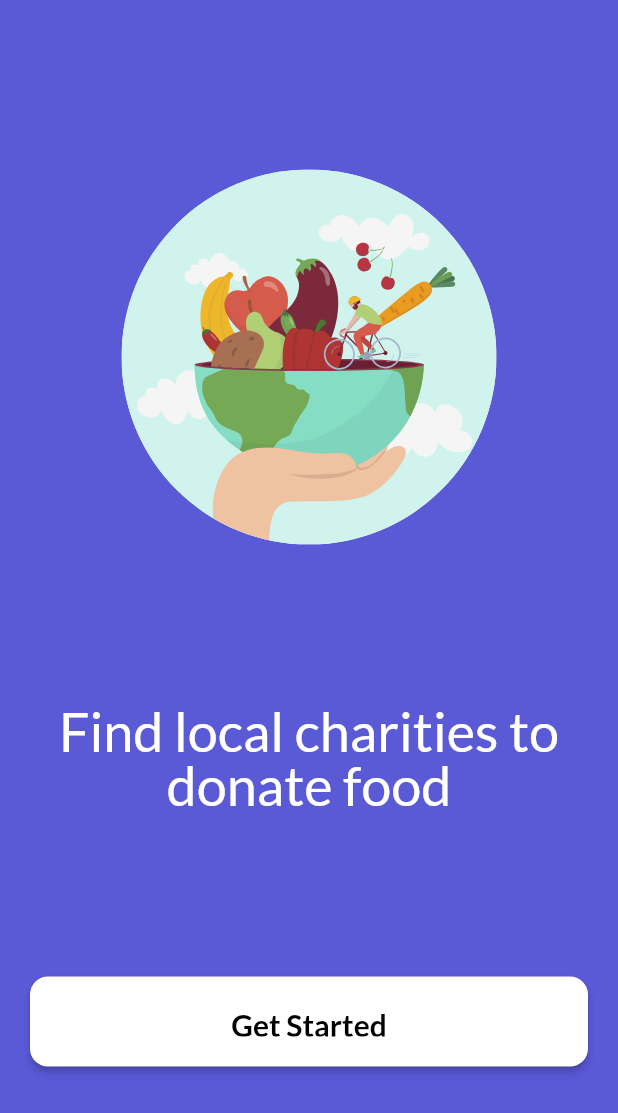
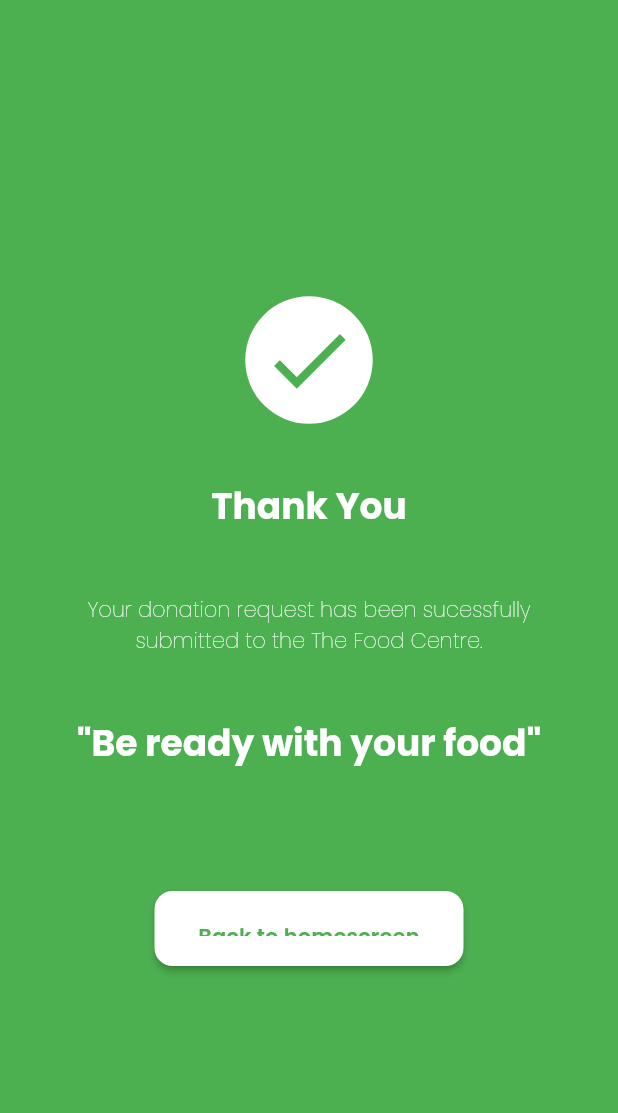
Before and after one commit to ShishirRijal/Zero-Waste-Kitchen-Flutter, a Flutter app: the screen it shows after launch, on a phone screen of 412 x 824 dp. Shown: the top 1113 px of the screen. Run offline on Flutter 3.47's test engine with Material 2 defaults, Android fonts, the phone set to English and light mode, and no system bars; our stand-ins replace flutter_svg, google_fonts.

Commit message:
donation request sucess page

```diff
--- a/frontend/lib/main.dart
+++ b/frontend/lib/main.dart
@@ -1,5 +1,6 @@
 import 'package:flutter/material.dart';
 import 'package:zero_waste_kitchen/screens/screens.dart';
+import 'package:zero_waste_kitchen/screens/sucess_donation_request.dart';
 import 'package:zero_waste_kitchen/utils/utils.dart';
 
 void main() {
@@ -13,7 +14,7 @@ class MyApp extends StatelessWidget {
   Widget build(BuildContext context) {
     return MaterialApp(
       theme: theme,
-      home: const LandingScreen(),
+      home: const SucessDonationRequest(),
     );
   }
 }
--- /dev/null
+++ b/frontend/lib/screens/sucess_donation_request.dart
@@ -0,0 +1,90 @@
+import 'package:flutter/material.dart';
+import 'package:zero_waste_kitchen/utils/constants.dart';
+
+import 'screens.dart';
+
+class SucessDonationRequest extends StatelessWidget {
+  const SucessDonationRequest({super.key});
+
+  @override
+  Widget build(BuildContext context) {
+    return Scaffold(
+      backgroundColor: Constants.kSuccessColor,
+      body: Container(
+        alignment: Alignment.center,
+        padding: const EdgeInsets.all(30),
+        child: Column(
+          mainAxisAlignment: MainAxisAlignment.center,
+          children: [
+            Container(
+              padding: const EdgeInsets.all(10),
+              height: 120,
+              decoration: const BoxDecoration(
+                  shape: BoxShape.circle, color: Constants.kWhiteColor),
+              child: const Icon(
+                Icons.check,
+                size: 65,
+                color: Constants.kSuccessColor,
+              ),
+            ),
+            const SizedBox(
+              height: 20,
+            ),
+            Text(
+              "Thank You",
+              style: Theme.of(context).textTheme.headlineSmall!.copyWith(
+                  color: Constants.kWhiteColor, fontWeight: FontWeight.bold),
+            ),
+            const SizedBox(
+              height: 40,
+            ),
+            Text(
+              "Your donation request has been sucessfully submitted to the The Food Centre.",
+              style: Theme.of(context).textTheme.labelLarge!.copyWith(
+                  color: Constants.kWhiteColor, fontWeight: FontWeight.w100),
+              textAlign: TextAlign.center,
+            ),
+            const SizedBox(
+              height: 40,
+            ),
+            Text(
+              "\"Be ready with your food\"",
+              style: Theme.of(context).textTheme.headlineSmall!.copyWith(
+                    color: Constants.kWhiteColor,
+                    fontWeight: FontWeight.bold,
+                  ),
+            ),
+            const SizedBox(
+              height: 80,
+            ),
+            SizedBox(
+              height: 50,
+              width: MediaQuery.of(context).size.width / 2,
+              child: ElevatedButton(
+                style: const ButtonStyle(
+                  backgroundColor:
+                      MaterialStatePropertyAll(Constants.kWhiteColor),
+                  foregroundColor:
+                      MaterialStatePropertyAll(Constants.kSuccessColor),
+                ),
+                onPressed: () {
+                  Navigator.push(
+                      context,
+                      MaterialPageRoute(
+                          builder: (context) => const RoleScreen()));
+                },
+                child: Text(
+                  "Back to homescreen",
+                  style: Theme.of(context).textTheme.titleSmall!.copyWith(
+                      color: Constants.kSuccessColor,
+                      fontWeight: FontWeight.w600),
+                  textAlign: TextAlign.center,
+                ),
+              ),
+            ),
+          ],
+        ),
+      ),
+    );
+  }
+}
--- a/frontend/lib/widgets/role_choose.dart
+++ b/frontend/lib/widgets/role_choose.dart
@@ -50,8 +50,8 @@ class RoleChooseBox extends StatelessWidget {
                     decoration: const BoxDecoration(
                       color: Constants.kPrimaryColor,
                       borderRadius: BorderRadius.only(
-                        topRight: Radius.circular(10),
-                      ),
+                          topRight: Radius.circular(10),
+                          bottomLeft: Radius.circular(10)),
                     ),
                     child: const Icon(
                       Icons.check,
```
